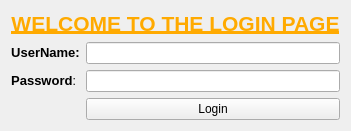
This is uml/intro.ui in RahulARanger/My_Qt-Py_Book as Qt 5 draws it before an edit. The edited form follows.
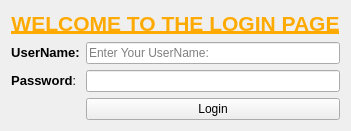
This is the edited form.

The edit to the form file:
```diff
--- a/uml/intro.ui
+++ b/uml/intro.ui
@@ -2,6 +2,9 @@
 <ui version="4.0">
  <class>Form</class>
  <widget class="QWidget" name="Form">
+  <property name="enabled">
+   <bool>true</bool>
+  </property>
   <property name="geometry">
    <rect>
     <x>0</x>
@@ -11,7 +14,13 @@
    </rect>
   </property>
   <property name="windowTitle">
-   <string>Form</string>
+   <string>Login Window</string>
+  </property>
+  <property name="toolTip">
+   <string>Login Page</string>
+  </property>
+  <property name="autoFillBackground">
+   <bool>false</bool>
   </property>
   <layout class="QFormLayout" name="formLayout">
    <item row="0" column="0" colspan="2">
@@ -56,6 +65,12 @@
      <property name="frame">
       <bool>true</bool>
      </property>
+     <property name="placeholderText">
+      <string>Enter Your UserName:</string>
+     </property>
+     <property name="clearButtonEnabled">
+      <bool>true</bool>
+     </property>
     </widget>
    </item>
    <item row="2" column="0">
```
Left out of the diff: 12 changed lines with no effect on the pictures.
